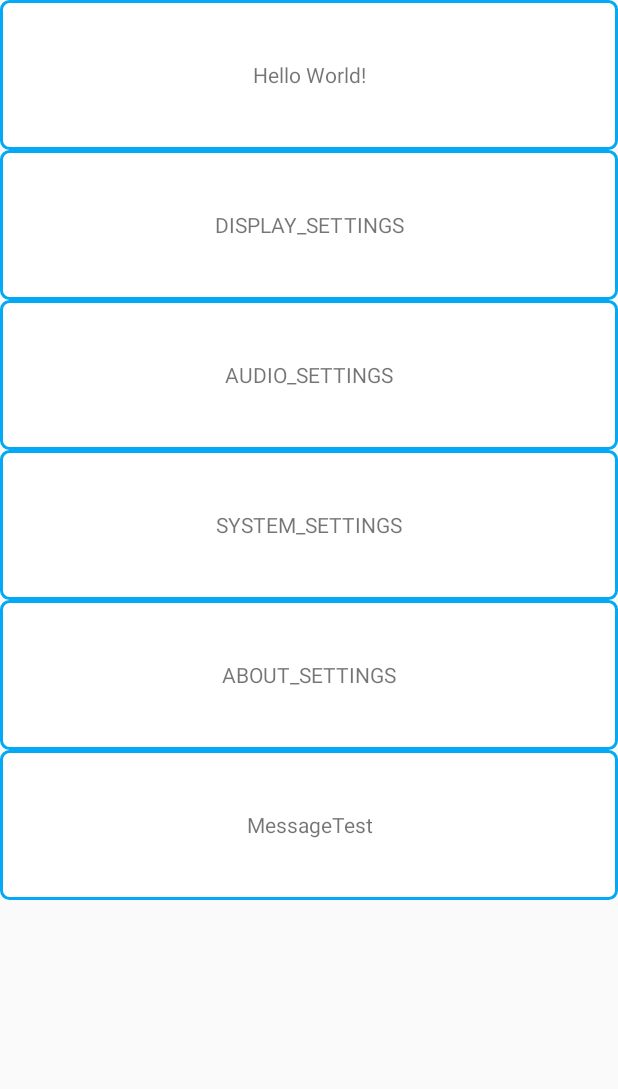
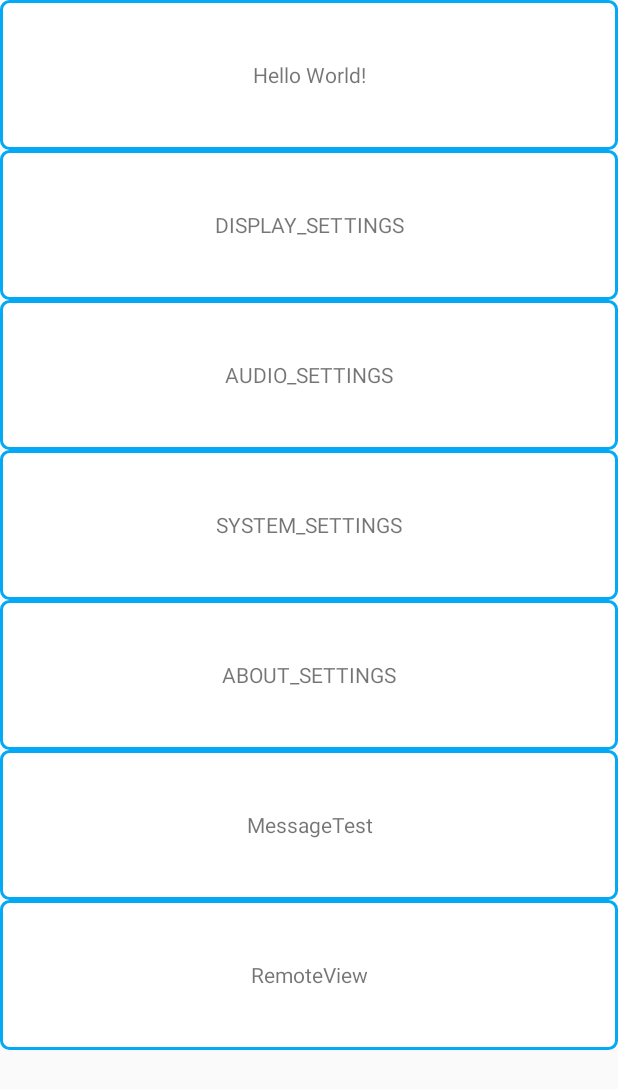
Before and after one commit to Ivor-tan/AndroidStudy_2020_08_04, an Android app: the layout activity_main.xml on its own in the app's theme, with its tools: preview values and no code run, on a phone screen of 412 x 824 dp. Shown: the top 1089 px of the screen. Run offline under Robolectric (Android 15) with nearby library versions, the phone set to English and light mode, and no system bars.

Commit message:
补MainActivity  xml

```diff
--- a/app/src/main/res/layout/activity_main.xml
+++ b/app/src/main/res/layout/activity_main.xml
@@ -1,10 +1,14 @@
 <?xml version="1.0" encoding="utf-8"?>
-<androidx.constraintlayout.widget.ConstraintLayout xmlns:android="http://schemas.android.com/apk/res/android"
+<androidx.core.widget.NestedScrollView xmlns:android="http://schemas.android.com/apk/res/android"
     xmlns:app="http://schemas.android.com/apk/res-auto"
-    xmlns:tools="http://schemas.android.com/tools"
     android:layout_width="match_parent"
-    android:layout_height="match_parent"
-    tools:context=".MainActivity">
+    android:layout_height="match_parent">
+
+    <androidx.constraintlayout.widget.ConstraintLayout
+
+
+        android:layout_width="match_parent"
+        android:layout_height="match_parent">
 
         <!--    <action android:name="android.vehicle.intent.action.BLUETOOTH_SETTINGS" />-->
         <!--    <action android:name="android.vehicle.intent.action.WIFI_SETTINGS" />-->
@@ -80,5 +84,17 @@
             app:layout_constraintStart_toStartOf="parent"
             app:layout_constraintTop_toBottomOf="@+id/textView005" />
 
+        <TextView
+            android:id="@+id/textView007"
+            android:layout_width="match_parent"
+            android:layout_height="100dp"
+            android:background="@drawable/bg_textview"
+            android:gravity="center"
+            android:text="RemoteView"
+            app:layout_constraintEnd_toEndOf="parent"
+            app:layout_constraintStart_toStartOf="parent"
+            app:layout_constraintTop_toBottomOf="@+id/textView006" />
+
 
     </androidx.constraintlayout.widget.ConstraintLayout>
+</androidx.core.widget.NestedScrollView>
```
Lines whose indentation alone changed are shown as unchanged.
